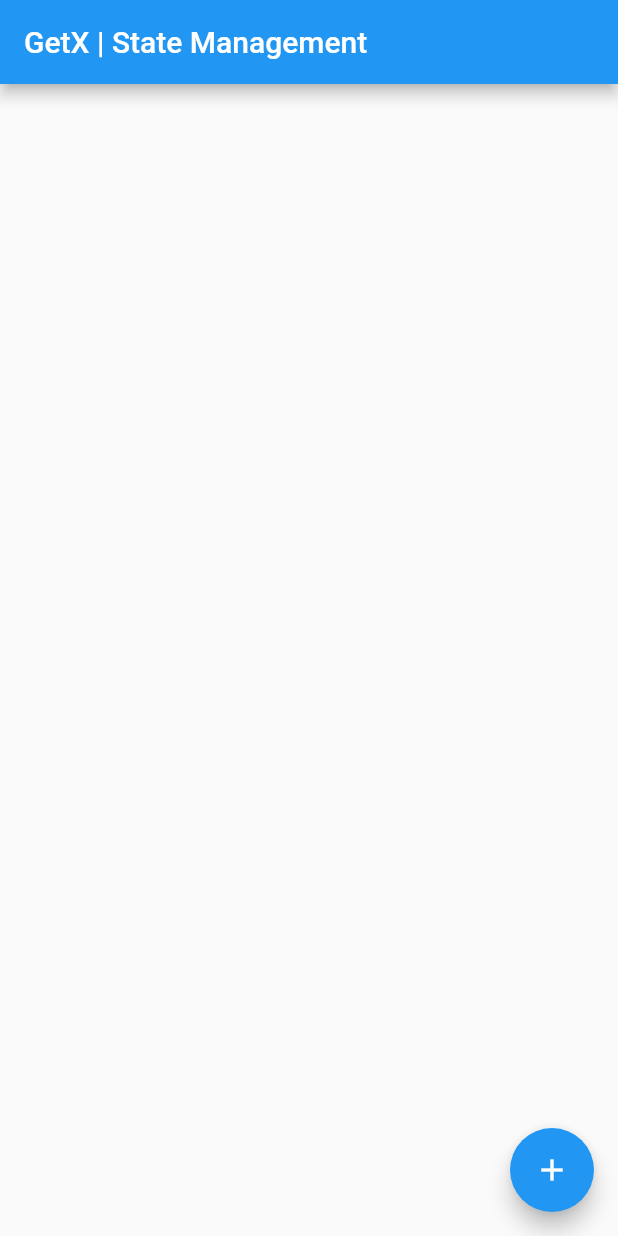
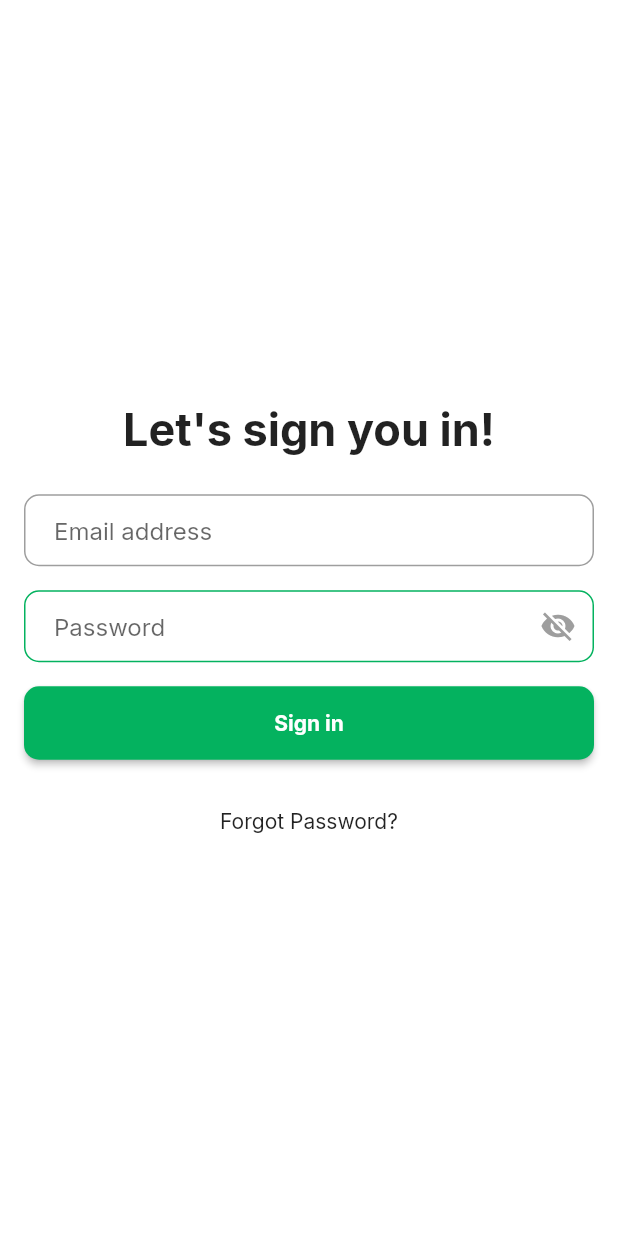
Before and after one commit to Misfit-Mushfiq/myalice, a Flutter app: the screen it shows after launch, on a phone screen of 412 x 824 dp. Run offline on Flutter 3.47's test engine with Material 2 defaults, Android fonts, the light colour scheme and no system bars; our stand-ins replace dio, get, google_fonts; missing offline and left inert: pusher_client.

Commit message:
SplashScreen, LoginScreen added

```diff
--- a/lib/controllers/pusherController.dart
+++ b/lib/controllers/pusherController.dart
@@ -1,8 +1,8 @@
 import 'dart:async';
 import 'dart:developer';
 import 'package:flutter/services.dart';
-import 'package:get/get_connect/http/src/utils/utils.dart';
 import 'package:pusher_client/pusher_client.dart';
+
 
 class PusherService {
   PusherEvent? lastEvent;
--- a/lib/main.dart
+++ b/lib/main.dart
@@ -1,81 +1,26 @@
-import 'package:flutter/foundation.dart';
 import 'package:flutter/material.dart';
-import 'package:myalice/controllers/pusherController.dart';
-import 'package:myalice/screens/first.dart';
+import 'package:get/get_navigation/src/root/get_material_app.dart';
+import 'package:get/route_manager.dart';
+import 'package:google_fonts/google_fonts.dart';
+import 'package:myalice/screens/loginScreen.dart';
+import 'package:myalice/screens/splashScreen.dart';
+import 'package:myalice/utils/constant_strings.dart';
 
 void main() => runApp(MyApp());
 
 class MyApp extends StatelessWidget {
   @override
   Widget build(BuildContext context) {
-    final title = 'WebSocket Demo';
-    return MaterialApp(
-      title: title,
-      home: First(),
+    return GetMaterialApp(
+      debugShowCheckedModeBanner: false,
+      home: SplashScreen(),
+      theme: ThemeData(
+          textTheme: GoogleFonts.interTextTheme(
+        Theme.of(context).textTheme,
+      )),
+      getPages: [
+        GetPage(name: LOGIN_PAGE, page: ()=> LoginScreen())
+      ],
     );
   }
 }
-
-class MyHomePage extends StatefulWidget {
-  final String title;
-
-  MyHomePage({
-    Key? key,
-    required this.title,
-  }) : super(key: key);
-
-  @override
-  _MyHomePageState createState() => _MyHomePageState();
-}
-
-class _MyHomePageState extends State<MyHomePage> {
-  String _platformVersion = 'Unknown';
-
-  PusherService pusherService = PusherService();
-
-  @override
-  void initState() {
-    initPlatformState();
-    super.initState();
-  }
-
-  // Platform messages are asynchronous, so we initialize in an async method.
-  void initPlatformState() async {
-    pusherService = PusherService();
-    pusherService.connectPusher('ios-channel', 'ios-event');
-  }
-
-  @override
-  Widget build(BuildContext context) {
-    return MaterialApp(
-      home: Scaffold(
-        appBar: AppBar(
-          title: const Text('Plugin example app'),
-        ),
-        body: Center(
-          child: Column(
-            mainAxisAlignment: MainAxisAlignment.center,
-            children: [
-              StreamBuilder(
-                  stream: pusherService.eventStream,
-                  builder: (context, snapshot) {
-                    if (!snapshot.hasData) {
-                      return CircularProgressIndicator();
-                    }
-                    return Container(
-                      child: Text(snapshot.data.toString()),
-                    );
-                  }),
-              SizedBox(height: 20),
-              ElevatedButton(
-                  onPressed: () {
-                    pusherService.pusherTrigger();
-                  },
-                  child: Text("Send"))
-            ],
-          ),
-        ),
-      ),
-    );
-  }
-}
--- a/lib/screens/first.dart
+++ b/lib/screens/first.dart
@@ -54,7 +54,12 @@ class First extends StatelessWidget {
                 Get.to(Second());
               },
             ),
-          */ ],
+          */  RaisedButton(
+              child: Text('Next Screen'),
+              onPressed: () {
+
+              },
+            )],
         ),
       ),
       floatingActionButton: FloatingActionButton(
--- /dev/null
+++ b/lib/screens/loginScreen.dart
@@ -0,0 +1,220 @@
+import 'package:flutter/cupertino.dart';
+import 'package:flutter/material.dart';
+import 'package:get/utils.dart';
+import 'package:myalice/utils/constant_strings.dart';
+
+class LoginScreen extends StatefulWidget {
+  @override
+  _LoginScreenState createState() => _LoginScreenState();
+}
+
+class _LoginScreenState extends State<LoginScreen> {
+  late bool passwordVisible;
+
+  @override
+  void initState() {
+    super.initState();
+    passwordVisible = true;
+  }
+
+  @override
+  Widget build(BuildContext context) {
+    return Scaffold(
+        backgroundColor: Colors.white,
+        body: Container(
+          child: Column(
+            mainAxisAlignment: MainAxisAlignment.center,
+            children: <Widget>[
+              Text(
+                LOGIN_SCREEN_TITLE,
+                textAlign: TextAlign.center,
+                style: TextStyle(fontSize: 30, fontWeight: FontWeight.bold),
+              ),
+              SizedBox(
+                height: 25.0,
+              ),
+              Padding(
+                  padding: EdgeInsets.symmetric(
+                    horizontal: 16.0,
+                  ),
+                  child: TextFormField(
+                    autovalidateMode: AutovalidateMode.onUserInteraction,
+                    autofocus: false,
+                    validator: (value) {
+                      return GetUtils.isEmail(value!)
+                          ? null
+                          : "Please enter valid Email";
+                    },
+                    decoration: InputDecoration(
+                      hintText: "Email address",
+                      focusedErrorBorder: OutlineInputBorder(
+                        borderSide: BorderSide(
+                          color: Colors.red,
+                          width: 1.0,
+                        ),
+                        borderRadius: BorderRadius.all(
+                          Radius.circular(10.0),
+                        ),
+                      ),
+                      errorBorder: OutlineInputBorder(
+                        borderSide: BorderSide(
+                          color: Colors.red,
+                          width: 1.0,
+                        ),
+                        borderRadius: BorderRadius.all(
+                          Radius.circular(10.0),
+                        ),
+                      ),
+                      contentPadding: EdgeInsets.symmetric(
+                        vertical: 0.0,
+                        horizontal: 20.0,
+                      ),
+                      border: OutlineInputBorder(
+                        borderRadius: BorderRadius.all(
+                          Radius.circular(10.0),
+                        ),
+                      ),
+                      enabledBorder: OutlineInputBorder(
+                        borderSide: BorderSide(
+                          color: Colors.grey,
+                          width: 1.0,
+                        ),
+                        borderRadius: BorderRadius.all(
+                          Radius.circular(10.0),
+                        ),
+                      ),
+                      focusedBorder: OutlineInputBorder(
+                        borderSide: BorderSide(
+                          color: ALICE_GREEN,
+                          width: 2.0,
+                        ),
+                        borderRadius: BorderRadius.all(
+                          Radius.circular(10.0),
+                        ),
+                      ),
+                    ),
+                  )),
+              SizedBox(
+                height: 16.0,
+              ),
+              Padding(
+                padding: EdgeInsets.symmetric(
+                  horizontal: 16.0,
+                ),
+                child: TextField(
+                  obscureText: passwordVisible,
+                  textAlign: TextAlign.start,
+                  autofocus: false,
+                  onChanged: (value) {},
+                  keyboardType: TextInputType.text,
+                  decoration: InputDecoration(
+                    hintText: "Password",
+                    focusedErrorBorder: OutlineInputBorder(
+                      borderSide: BorderSide(
+                        color: Colors.red,
+                        width: 1.0,
+                      ),
+                      borderRadius: BorderRadius.all(
+                        Radius.circular(10.0),
+                      ),
+                    ),
+                    errorBorder: OutlineInputBorder(
+                      borderSide: BorderSide(
+                        color: Colors.red,
+                        width: 1.0,
+                      ),
+                      borderRadius: BorderRadius.all(
+                        Radius.circular(10.0),
+                      ),
+                    ),
+                    contentPadding: EdgeInsets.symmetric(
+                      vertical: 0.0,
+                      horizontal: 20.0,
+                    ),
+                    border: OutlineInputBorder(
+                      borderRadius: BorderRadius.all(
+                        Radius.circular(10.0),
+                      ),
+                    ),
+                    enabledBorder: OutlineInputBorder(
+                      borderSide: BorderSide(
+                        color: ALICE_GREEN,
+                        width: 1.0,
+                      ),
+                      borderRadius: BorderRadius.all(
+                        Radius.circular(10.0),
+                      ),
+                    ),
+                    focusedBorder: OutlineInputBorder(
+                      borderSide: BorderSide(
+                        color: ALICE_GREEN,
+                        width: 2.0,
+                      ),
+                      borderRadius: BorderRadius.all(
+                        Radius.circular(10.0),
+                      ),
+                    ),
+                    suffixIcon: IconButton(
+                      icon: Icon(
+                        // Based on passwordVisible state choose the icon
+                        passwordVisible == true
+                            ? Icons.visibility_off
+                            : Icons.visibility,
+                        color: Colors.grey,
+                      ),
+                      onPressed: () {
+                        if (mounted) {
+                          setState(() {
+                            passwordVisible = !passwordVisible;
+                          });
+                        }
+                      },
+                    ),
+                  ),
+                ),
+              ),
+              SizedBox(
+                height: 8.0,
+              ),
+              Padding(
+                padding: EdgeInsets.symmetric(
+                  horizontal: 16.0,
+                  vertical: 8.0,
+                ),
+                child: ConstrainedBox(
+                  constraints: BoxConstraints(minWidth: double.infinity),
+                  child: RaisedButton(
+                    shape: RoundedRectangleBorder(
+                      borderRadius: BorderRadius.all(
+                        Radius.circular(10.0),
+                      ),
+                    ),
+                    child: Padding(
+                      padding: EdgeInsets.all(
+                        16.0,
+                      ),
+                      child: Text(
+                        'Sign in',
+                        style: TextStyle(
+                            color: Colors.white, fontWeight: FontWeight.bold),
+                      ),
+                    ),
+                    color: ALICE_GREEN,
+                    onPressed: () {},
+                  ),
+                ),
+              ),
+              SizedBox(
+                height: 24.0,
+              ),
+              GestureDetector(
+                child: Text(
+                  'Forgot Password?',
+                ),
+                onTap: () {},
+              ),
+            ],
+          ),
+        ));
+  }
+}
--- /dev/null
+++ b/lib/screens/splashScreen.dart
@@ -0,0 +1,45 @@
+import 'dart:async';
+
+import 'package:flutter/cupertino.dart';
+import 'package:flutter/material.dart';
+import 'package:get/get.dart';
+import 'package:myalice/utils/constant_strings.dart';
+
+class SplashScreen extends StatefulWidget {
+  @override
+  _SplashScreenState createState() => _SplashScreenState();
+}
+
+class _SplashScreenState extends State<SplashScreen> {
+  @override
+  void initState() {
+    super.initState();
+    Timer(Duration(seconds: 3), () {
+      Get.offNamed(LOGIN_PAGE);
+    });
+  }
+
+  @override
+  Widget build(BuildContext context) {
+    return Scaffold(
+      body: Container(
+        color: SPLASH_SCREEN_BACKGROUND,
+        child: Column(
+          mainAxisAlignment: MainAxisAlignment.center,
+          children: [
+            Expanded(
+                child: Image(
+              image:
+                  AssetImage('assets/launch_icon/myalice_white_trnsprnt.png'),
+            )),
+            Text(ALICE_LABS,
+                style: TextStyle(color: Colors.white, fontSize: 20)),
+            SizedBox(
+              height: 20,
+            )
+          ],
+        ),
+      ),
+    );
+  }
+}
--- /dev/null
+++ b/lib/utils/constant_strings.dart
@@ -0,0 +1,14 @@
+import 'package:flutter/cupertino.dart';
+
+///APP TEXTS///
+const MY_ALICE = 'myalice';
+const ALICE_LABS = 'Alice Labs';
+const LOGIN_SCREEN_TITLE = "Let's sign you in!";
+
+///COLORS///
+const SPLASH_SCREEN_BACKGROUND = const Color(0xFF1F2937);
+const ALICE_GREEN = const Color(0xFF04B25F);
+
+
+///PAGE ROUTE NAMES///
+const LOGIN_PAGE = "loginPage";
```
Also changed, not shown: pubspec.yaml (+11 -56 lines), assets/launch_icon/myalice.png (added), assets/launch_icon/myalice.svg (added), assets/launch_icon/myalice_white_trnsprnt.png (added), pubspec.lock, 22 other files.
